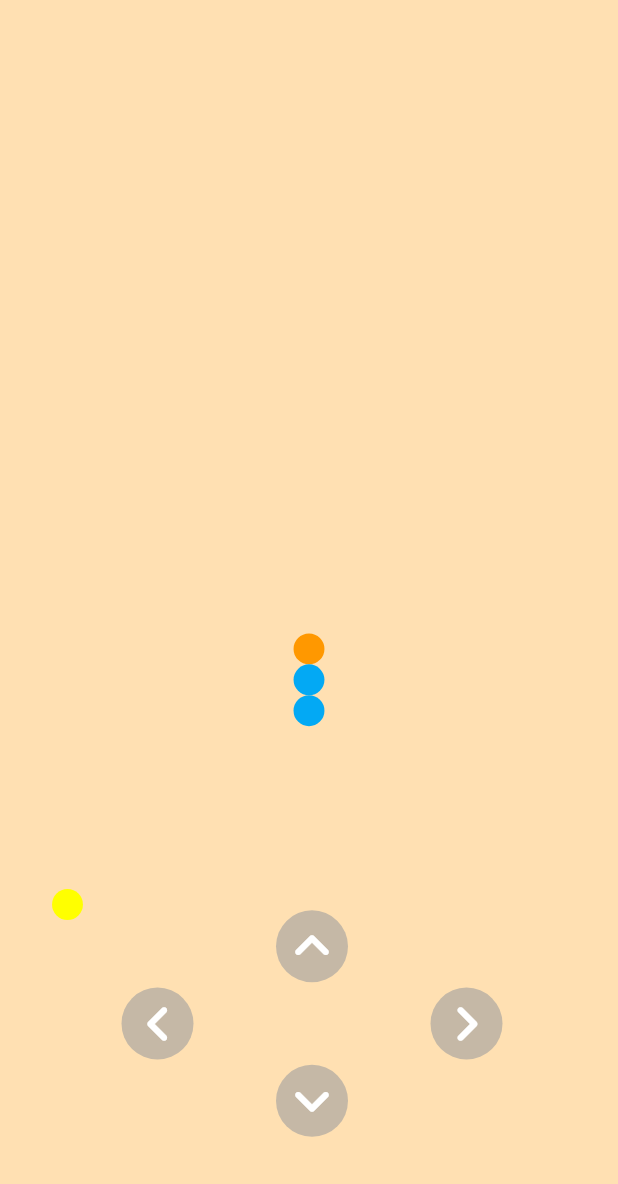
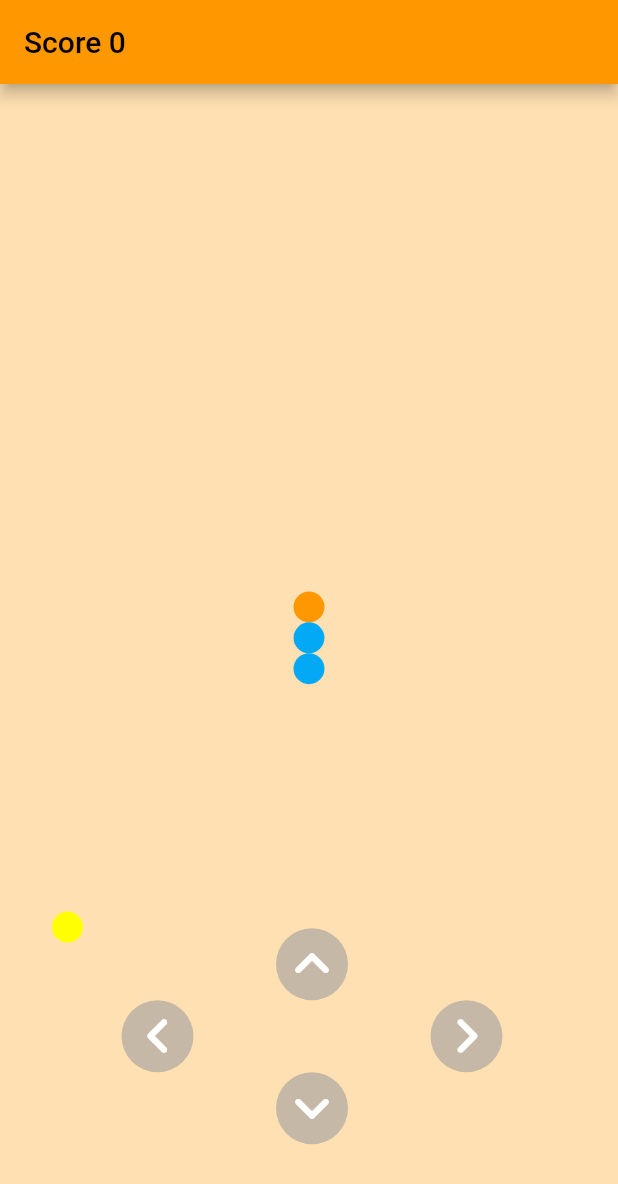
Before and after one commit to kenmaready/flutter_snake, a Flutter app: the screen it shows after launch, on a phone screen of 412 x 824 dp. Shown: the top 1184 px of the screen. Run offline on Flutter 3.47's test engine with Material 2 defaults, Android fonts, the phone set to English and light mode, and no system bars.

Commit message:
Food, collision and scoring working

```diff
--- /dev/null
+++ b/lib/collidable.dart
@@ -0,0 +1,6 @@
+abstract class Collidable {
+  double x;
+  double y;
+
+  Collidable({required this.x, required this.y});
+}
--- /dev/null
+++ b/lib/collision_check.dart
@@ -0,0 +1,18 @@
+import './collidable.dart';
+
+bool collisionCheck(Collidable one, Collidable two, double size) {
+  final oneLeft = one.x - size / 2;
+  final oneRight = one.x + size / 2;
+  final oneTop = one.y - size / 2;
+  final oneBottom = one.y + size / 2;
+
+  final twoLeft = two.x - size / 2;
+  final twoRight = two.x + size / 2;
+  final twoTop = two.y - size / 2;
+  final twoBottom = two.y + size / 2;
+
+  bool horizontalCrossing = oneRight > twoLeft && oneLeft < twoRight;
+  bool verticalCrossing = oneBottom > twoTop && oneTop < twoBottom;
+
+  return (horizontalCrossing && verticalCrossing);
+}
--- a/lib/control_panel.dart
+++ b/lib/control_panel.dart
@@ -58,7 +58,9 @@ class ControlPanel extends StatelessWidget {
   @override
   Widget build(BuildContext context) {
     final deviceSize = MediaQuery.of(context).size;
-    final height = deviceSize.height;
+    final appBarHeight = AppBar().preferredSize.height;
+    print("AppBar() height: $appBarHeight");
+    final height = deviceSize.height - appBarHeight;
     final width = deviceSize.width;
     final panelCenterX = width / 2;
     final panelCenterY = height * .85;
--- a/lib/food.dart
+++ b/lib/food.dart
@@ -1,7 +1,9 @@
 import 'package:flutter/material.dart';
 import 'dart:math';
+//
+import './collidable.dart';
 
-class Food {
+class Food implements Collidable {
   final double screenHeight;
   final double screenWidth;
   final double gridSize;
--- a/lib/game.dart
+++ b/lib/game.dart
@@ -20,10 +20,19 @@ class _GameState extends State<Game> {
   late double width;
   late double height;
   late double gridSize;
+  int speed = 1;
+  int score = 0;
 
   void update() {
     snake.advance();
     print("timer...");
+    if (snake.isEating(food)) {
+      score += 10;
+      food = Food.spawn(
+          screenHeight: height, screenWidth: width, gridSize: gridSize);
+      snake.addPiece();
+      speed += 1;
+    }
     setState(() {});
   }
 
@@ -35,8 +44,9 @@ class _GameState extends State<Game> {
 
   void startGame() {
     final screenSize = MediaQuery.of(context).size;
+    final appBarHeight = AppBar().preferredSize.height;
     width = screenSize.width;
-    height = screenSize.height;
+    height = screenSize.height - appBarHeight;
     gridSize = width / 20;
     snake = Snake(
         startingX: width / 2,
@@ -47,14 +57,16 @@ class _GameState extends State<Game> {
         screenHeight: height);
     food = Food.spawn(
         screenHeight: height, screenWidth: width, gridSize: gridSize);
-    timer =
-        Timer.periodic(const Duration(milliseconds: 200), (timer) => update());
+    timer = Timer.periodic(
+        Duration(milliseconds: 210 - (10 * speed)), (timer) => update());
     setState(() {});
   }
 
   @override
   Widget build(BuildContext context) {
-    return Container(
+    return Scaffold(
+        appBar: AppBar(title: Text("Score $score")),
+        body: Container(
             color: Theme.of(context).colorScheme.background,
             child: snake != null
                 ? Stack(children: [
@@ -62,6 +74,6 @@ class _GameState extends State<Game> {
                     food.draw(),
                     ControlPanel(onPressed: snake.changeDirection)
                   ])
-            : CircularProgressIndicator());
+                : CircularProgressIndicator()));
   }
 }
```
Also changed, not shown: lib/snake.dart (+30 -1 lines). Lines whose indentation alone changed are shown as unchanged.
